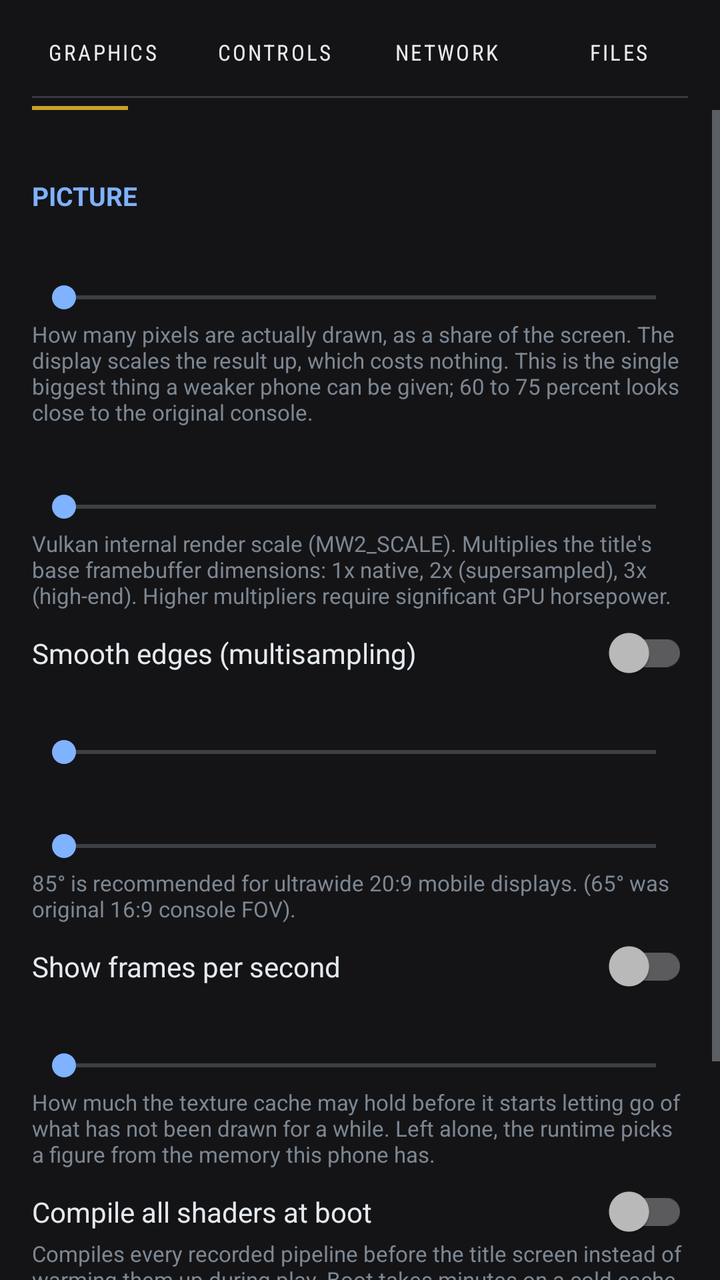
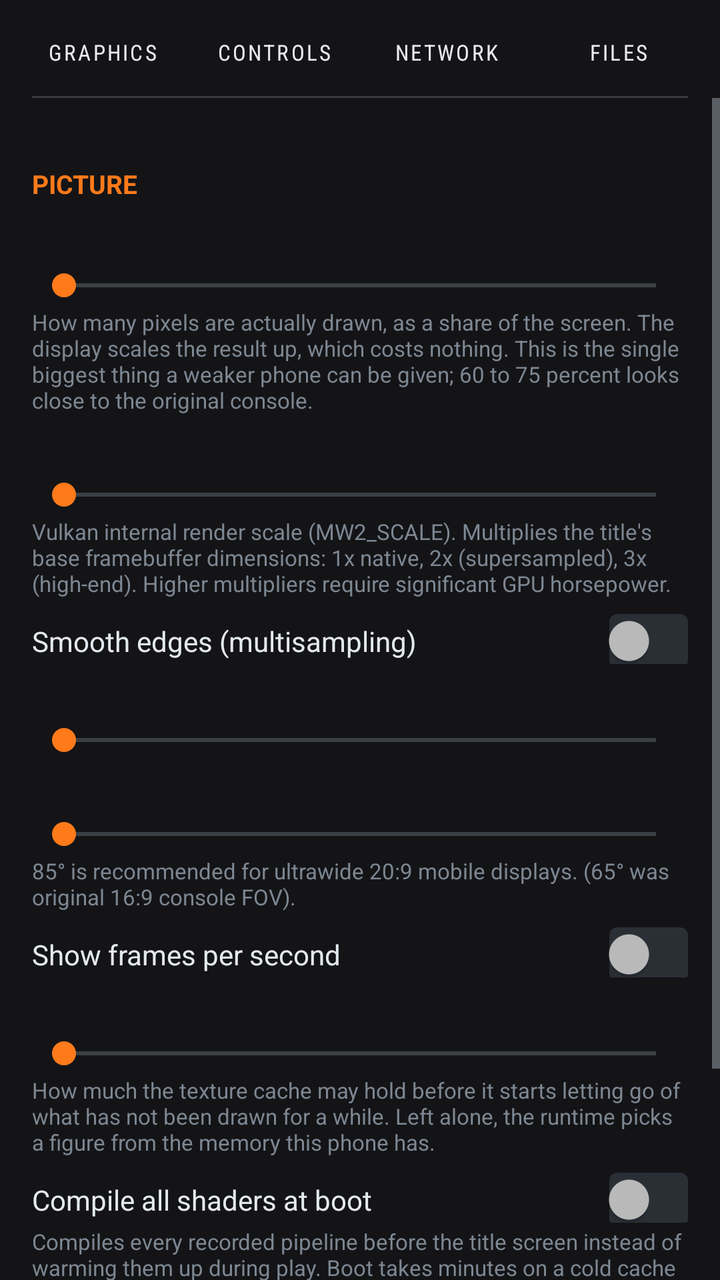

The first picture is an Android layout as it rendered before a commit; the second is the same layout after the commit. The layout source and the unified diff follow.
<!-- AndroidManifest.xml: application theme Theme.MW2 -->
<!-- res/layout/activity_settings.xml -->
<?xml version="1.0" encoding="utf-8"?>
<LinearLayout xmlns:android="http://schemas.android.com/apk/res/android"
    android:layout_width="match_parent"
    android:layout_height="match_parent"
    android:fitsSystemWindows="true"
    android:background="#141417"
    android:orientation="vertical">

    <LinearLayout
        android:id="@+id/tab_bar"
        android:layout_width="match_parent"
        android:layout_height="wrap_content"
        android:orientation="horizontal"
        android:paddingStart="8dp"
        android:paddingEnd="8dp"
        android:paddingTop="8dp"
        android:paddingBottom="0dp">

        <Button
            android:id="@+id/tab_graphics"
            android:layout_width="0dp"
            android:layout_height="wrap_content"
            android:layout_weight="1"
            android:minHeight="36dp"
            android:background="@android:color/transparent"
            android:gravity="center"
            android:text="@string/tab_graphics"
            android:textColor="#E8EAED"
            android:textSize="11sp"
            android:fontFamily="sans-serif-condensed"
            android:letterSpacing="0.1"
            android:stateListAnimator="@null" />

        <Button
            android:id="@+id/tab_controls"
            android:layout_width="0dp"
            android:layout_height="wrap_content"
            android:layout_weight="1"
            android:minHeight="36dp"
            android:background="@android:color/transparent"
            android:gravity="center"
            android:text="@string/tab_controls"
            android:textColor="#E8EAED"
            android:textSize="11sp"
            android:fontFamily="sans-serif-condensed"
            android:letterSpacing="0.1"
            android:stateListAnimator="@null" />

        <Button
            android:id="@+id/tab_network"
            android:layout_width="0dp"
            android:layout_height="wrap_content"
            android:layout_weight="1"
            android:minHeight="36dp"
            android:background="@android:color/transparent"
            android:gravity="center"
            android:text="@string/tab_network"
            android:textColor="#E8EAED"
            android:textSize="11sp"
            android:fontFamily="sans-serif-condensed"
            android:letterSpacing="0.1"
            android:stateListAnimator="@null" />

        <Button
            android:id="@+id/tab_files"
            android:layout_width="0dp"
            android:layout_height="wrap_content"
            android:layout_weight="1"
            android:minHeight="36dp"
            android:background="@android:color/transparent"
            android:gravity="center"
            android:text="@string/tab_files"
            android:textColor="#E8EAED"
            android:textSize="11sp"
            android:fontFamily="sans-serif-condensed"
            android:letterSpacing="0.1"
            android:stateListAnimator="@null" />
    </LinearLayout>

    <View
        android:layout_width="match_parent"
        android:layout_height="1dp"
        android:layout_marginStart="16dp"
        android:layout_marginEnd="16dp"
        android:layout_marginTop="4dp"
        android:background="#3A3A3E" />

    <View
        android:id="@+id/tab_rule"
        android:layout_width="48dp"
        android:layout_height="2dp"
        android:layout_marginStart="16dp"
        android:layout_marginTop="4dp"
        android:background="#C9A227" />

    <ScrollView
        android:layout_width="match_parent"
        android:layout_height="0dp"
        android:layout_weight="1"
        android:fillViewport="false">

        <LinearLayout
            android:layout_width="match_parent"
            android:layout_height="wrap_content"
            android:orientation="vertical"
            android:padding="16dp">

            
            <LinearLayout
                android:id="@+id/page_graphics"
                android:layout_width="match_parent"
                android:layout_height="wrap_content"
                android:orientation="vertical">

                <TextView
                    style="@style/SectionHeading"
                    android:layout_width="match_parent"
                    android:layout_height="wrap_content"
                    android:text="@string/section_picture" />

                <TextView
                    android:id="@+id/resolution_label"
                    style="@style/SettingLabel"
                    android:layout_width="match_parent"
                    android:layout_height="wrap_content" />

                <SeekBar
                    android:id="@+id/resolution"
                    android:layout_width="match_parent"
                    android:layout_height="wrap_content" />

                <TextView
                    style="@style/SettingHint"
                    android:layout_width="match_parent"
                    android:layout_height="wrap_content"
                    android:text="@string/resolution_hint" />

                <TextView
                    android:id="@+id/render_scale_label"
                    style="@style/SettingLabel"
                    android:layout_width="match_parent"
                    android:layout_height="wrap_content" />

                <SeekBar
                    android:id="@+id/render_scale"
                    android:layout_width="match_parent"
                    android:layout_height="wrap_content" />

                <TextView
                    style="@style/SettingHint"
                    android:layout_width="match_parent"
                    android:layout_height="wrap_content"
                    android:text="@string/render_scale_hint" />

                <androidx.appcompat.widget.SwitchCompat
                    android:id="@+id/msaa"
                    style="@style/SettingSwitch"
                    android:layout_width="match_parent"
                    android:layout_height="wrap_content"
                    android:text="@string/msaa" />

                    <TextView
        android:id="@+id/fps_limit_label"
        style="@style/SettingLabel"
        android:layout_width="match_parent"
        android:layout_height="wrap_content" />

    <SeekBar
        android:id="@+id/fps_limit"
        android:layout_width="match_parent"
        android:layout_height="wrap_content" />
                <TextView
                    android:id="@+id/fov_label"
                    style="@style/SettingLabel"
                    android:layout_width="match_parent"
                    android:layout_height="wrap_content" />

                <SeekBar
                    android:id="@+id/fov_slider"
                    android:layout_width="match_parent"
                    android:layout_height="wrap_content" />

                <TextView
                    style="@style/SettingHint"
                    android:layout_width="match_parent"
                    android:layout_height="wrap_content"
                    android:text="@string/fov_hint" />

                <androidx.appcompat.widget.SwitchCompat
                    android:id="@+id/stats"
                    style="@style/SettingSwitch"
                    android:layout_width="match_parent"
                    android:layout_height="wrap_content"
                    android:text="@string/show_stats" />

                <TextView
                    android:id="@+id/texture_label"
                    style="@style/SettingLabel"
                    android:layout_width="match_parent"
                    android:layout_height="wrap_content" />

                <SeekBar
                    android:id="@+id/texture_budget"
                    android:layout_width="match_parent"
                    android:layout_height="wrap_content" />

                <TextView
                    style="@style/SettingHint"
                    android:layout_width="match_parent"
                    android:layout_height="wrap_content"
                    android:text="@string/texture_hint" />

                <androidx.appcompat.widget.SwitchCompat
                    android:id="@+id/prewarm_all"
                    style="@style/SettingSwitch"
                    android:layout_width="match_parent"
                    android:layout_height="wrap_content"
                    android:text="@string/prewarm_all" />

                <TextView
                    style="@style/SettingHint"
                    android:layout_width="match_parent"
                    android:layout_height="wrap_content"
                    android:text="@string/prewarm_all_hint" />

                <TextView
                    style="@style/SectionHeading"
                    android:layout_width="match_parent"
                    android:layout_height="wrap_content"
                    android:text="@string/section_sound" />

                <androidx.appcompat.widget.SwitchCompat
                    android:id="@+id/audio"
                    style="@style/SettingSwitch"
                    android:layout_width="match_parent"
                    android:layout_height="wrap_content"
                    android:text="@string/audio_on" />
            </LinearLayout>

            
            <LinearLayout
                android:id="@+id/page_controls"
                android:layout_width="match_parent"
                android:layout_height="wrap_content"
                android:orientation="vertical"
                android:visibility="gone">

                <TextView
                    style="@style/SectionHeading"
                    android:layout_width="match_parent"
                    android:layout_height="wrap_content"
                    android:text="@string/section_controls" />

                <androidx.appcompat.widget.SwitchCompat
                    android:id="@+id/touch"
                    style="@style/SettingSwitch"
                    android:layout_width="match_parent"
                    android:layout_height="wrap_content"
                    android:text="@string/touch_controls" />

                <androidx.appcompat.widget.SwitchCompat
                    android:id="@+id/gamepad"
                    style="@style/SettingSwitch"
                    android:layout_width="match_parent"
                    android:layout_height="wrap_content"
                    android:text="@string/use_gamepad" />

                <TextView
                    style="@style/SettingHint"
                    android:layout_width="match_parent"
                    android:layout_height="wrap_content"
                    android:text="@string/gamepad_hint" />

                <androidx.appcompat.widget.SwitchCompat
                    android:id="@+id/vibration"
                    style="@style/SettingSwitch"
                    android:layout_width="match_parent"
                    android:layout_height="wrap_content"
                    android:text="@string/vibration" />

                <androidx.appcompat.widget.SwitchCompat
                    android:id="@+id/invert"
                    style="@style/SettingSwitch"
                    android:layout_width="match_parent"
                    android:layout_height="wrap_content"
                    android:text="@string/invert_look" />

                <TextView
                    android:id="@+id/look_x_label"
                    style="@style/SettingLabel"
                    android:layout_width="match_parent"
                    android:layout_height="wrap_content" />

                <SeekBar
                    android:id="@+id/look_x"
                    android:layout_width="match_parent"
                    android:layout_height="wrap_content" />

                <TextView
                    android:id="@+id/look_y_label"
                    style="@style/SettingLabel"
                    android:layout_width="match_parent"
                    android:layout_height="wrap_content" />

                <SeekBar
                    android:id="@+id/look_y"
                    android:layout_width="match_parent"
                    android:layout_height="wrap_content" />

                <TextView
                    android:id="@+id/smoothing_label"
                    style="@style/SettingLabel"
                    android:layout_width="match_parent"
                    android:layout_height="wrap_content" />

                <SeekBar
                    android:id="@+id/smoothing"
                    android:layout_width="match_parent"
                    android:layout_height="wrap_content" />

                <TextView
                    style="@style/SettingHint"
                    android:layout_width="match_parent"
                    android:layout_height="wrap_content"
                    android:text="@string/smoothing_hint" />

                <TextView
                    style="@style/SettingHint"
                    android:layout_width="match_parent"
                    android:layout_height="wrap_content"
                    android:layout_marginTop="10dp"
                    android:text="@string/edit_controls_where" />
            </LinearLayout>

            
            <LinearLayout
                android:id="@+id/page_network"
                android:layout_width="match_parent"
                android:layout_height="wrap_content"
                android:orientation="vertical"
                android:visibility="gone">

                <TextView
                    style="@style/SectionHeading"
                    android:layout_width="match_parent"
                    android:layout_height="wrap_content"
                    android:text="@string/tab_network" />

                <TextView
                    style="@style/SettingLabel"
                    android:layout_width="match_parent"
                    android:layout_height="wrap_content"
                    android:text="@string/player_name" />

                <EditText
                    android:id="@+id/player_name"
                    android:layout_width="match_parent"
                    android:layout_height="wrap_content"
                    android:hint="@string/player_name"
                    android:inputType="text"
                    android:maxLength="15"
                    android:singleLine="true"
                    android:textColor="#E2E8F0"
                    android:textColorHint="#64748B" />

                <TextView
                    style="@style/SettingHint"
                    android:layout_width="match_parent"
                    android:layout_height="wrap_content"
                    android:text="@string/player_name_hint" />

                <androidx.appcompat.widget.SwitchCompat
                    android:id="@+id/lan_accept"
                    style="@style/SettingSwitch"
                    android:layout_width="match_parent"
                    android:layout_height="wrap_content"
                    android:text="@string/lan_accept" />

                <TextView
                    style="@style/SettingHint"
                    android:layout_width="match_parent"
                    android:layout_height="wrap_content"
                    android:text="@string/lan_accept_hint" />

                <TextView
                    style="@style/SettingLabel"
                    android:layout_width="match_parent"
                    android:layout_height="wrap_content"
                    android:text="@string/lan_iface" />

                <EditText
                    android:id="@+id/lan_iface"
                    android:layout_width="match_parent"
                    android:layout_height="wrap_content"
                    android:hint="@string/lan_iface"
                    android:inputType="text"
                    android:maxLength="64"
                    android:singleLine="true"
                    android:textColor="#E2E8F0"
                    android:textColorHint="#64748B" />

                <TextView
                    style="@style/SettingHint"
                    android:layout_width="match_parent"
                    android:layout_height="wrap_content"
                    android:text="@string/lan_iface_hint" />
            </LinearLayout>

            
            <LinearLayout
                android:id="@+id/page_files"
                android:layout_width="match_parent"
                android:layout_height="wrap_content"
                android:orientation="vertical"
                android:visibility="gone">

                <TextView
                    style="@style/SectionHeading"
                    android:layout_width="match_parent"
                    android:layout_height="wrap_content"
                    android:text="@string/section_files" />

                <TextView
                    android:id="@+id/paths"
                    style="@style/SettingHint"
                    android:layout_width="match_parent"
                    android:layout_height="wrap_content" />

                <Button
                    android:id="@+id/forget"
                    android:layout_width="match_parent"
                    android:layout_height="wrap_content"
                    android:layout_marginTop="10dp"
                    android:text="@string/forget_install" />

                <TextView
                    style="@style/SectionHeading"
                    android:layout_width="match_parent"
                    android:layout_height="wrap_content"
                    android:text="@string/section_storage" />

                <TextView
                    android:id="@+id/storage"
                    style="@style/SettingHint"
                    android:layout_width="match_parent"
                    android:layout_height="wrap_content"
                    android:text="@string/storage_computing" />

                <Button
                    android:id="@+id/clear_shaders"
                    android:layout_width="match_parent"
                    android:layout_height="wrap_content"
                    android:layout_marginTop="10dp"
                    android:text="@string/clear_shaders" />

                <Button
                    android:id="@+id/clear_logs"
                    android:layout_width="match_parent"
                    android:layout_height="wrap_content"
                    android:layout_marginTop="10dp"
                    android:text="@string/clear_logs" />

                <Button
                    android:id="@+id/install_mods"
                    android:layout_width="match_parent"
                    android:layout_height="wrap_content"
                    android:layout_marginTop="10dp"
                    android:text="@string/install_mods" />

                <TextView
                    style="@style/SettingHint"
                    android:layout_width="match_parent"
                    android:layout_height="wrap_content"
                    android:text="@string/install_mods_hint" />
            </LinearLayout>
        </LinearLayout>
    </ScrollView>
</LinearLayout>
<!-- resources referenced by this layout -->
<resources>
  <string name="audio_on">Sound</string>
  <string name="clear_logs">Clear logs</string>
  <string name="clear_shaders">Clear shader cache</string>
  <string name="forget_install">Forget the installed files</string>
  <string name="install_mods">Install mod files</string>
  <string name="invert_look">Invert looking up and down</string>
  <string name="lan_accept">Accept network invites automatically</string>
  <string name="lan_iface">Announced adapter (blank = auto)</string>
  <string name="msaa">Smooth edges (multisampling)</string>
  <string name="player_name">Network player name</string>
  <string name="prewarm_all">Compile all shaders at boot</string>
  <string name="section_controls">Controls</string>
  <string name="section_files">Game files</string>
  <string name="section_picture">Picture</string>
  <string name="section_sound">Sound</string>
  <string name="section_storage">Storage</string>
  <string name="show_stats">Show frames per second</string>
  <string name="storage_computing">Measuring…</string>
  <string name="tab_controls">CONTROLS</string>
  <string name="tab_files">FILES</string>
  <string name="tab_graphics">GRAPHICS</string>
  <string name="tab_network">NETWORK</string>
  <string name="touch_controls">On-screen controls</string>
  <string name="use_gamepad">Use a physical controller</string>
  <string name="vibration">Vibration</string>
  <style name="SectionHeading">
          <item name="android:paddingTop">18dp</item>
          <item name="android:paddingBottom">4dp</item>
          <item name="android:textColor">#7FB2FF</item>
          <item name="android:textSize">13sp</item>
          <item name="android:textStyle">bold</item>
          <item name="android:textAllCaps">true</item>
      </style>
  <style name="SettingSwitch">
          <item name="android:paddingTop">10dp</item>
          <item name="android:paddingBottom">2dp</item>
          <item name="android:textColor">#E4E9EE</item>
          <item name="android:textSize">14sp</item>
      </style>
  <style name="Theme.MW2" parent="Theme.AppCompat.NoActionBar">
          <item name="android:fontFamily">sans-serif</item>
          <item name="android:windowBackground">#0B0E12</item>
          <item name="colorPrimary">#1B2129</item>
          <item name="colorPrimaryDark">#0B0E12</item>
          <item name="colorAccent">#7FB2FF</item>
          <item name="android:textColorPrimary">#F0F3F6</item>
          <item name="android:textColorSecondary">#9AA5B1</item>
      </style>
  <!-- unchanged entries left out for length: 14 -->
</resources>

<!-- the commit's change to res/layout/activity_settings.xml (unified diff, before → after) -->
@@ -91,7 +91,7 @@
         android:layout_height="2dp"
         android:layout_marginStart="16dp"
         android:layout_marginTop="4dp"
-        android:background="#C9A227" />
+        android:visibility="gone" />
 
     <ScrollView
         android:layout_width="match_parent"
<!-- resource entries referenced after the edit -->
@@ -28,7 +28,7 @@
   <style name="SectionHeading">
           <item name="android:paddingTop">18dp</item>
           <item name="android:paddingBottom">4dp</item>
-          <item name="android:textColor">#7FB2FF</item>
+          <item name="android:textColor">#FF7A1A</item>
           <item name="android:textSize">13sp</item>
           <item name="android:textStyle">bold</item>
           <item name="android:textAllCaps">true</item>
@@ -38,16 +38,54 @@
           <item name="android:paddingBottom">2dp</item>
           <item name="android:textColor">#E4E9EE</item>
           <item name="android:textSize">14sp</item>
+          <item name="track">@drawable/switch_track</item>
+          <item name="thumb">@drawable/switch_thumb</item>
       </style>
   <style name="Theme.MW2" parent="Theme.AppCompat.NoActionBar">
           <item name="android:fontFamily">sans-serif</item>
           <item name="android:windowBackground">#0B0E12</item>
           <item name="colorPrimary">#1B2129</item>
           <item name="colorPrimaryDark">#0B0E12</item>
-          <item name="colorAccent">#7FB2FF</item>
+          <item name="colorAccent">#FF7A1A</item>
           <item name="android:textColorPrimary">#F0F3F6</item>
           <item name="android:textColorSecondary">#9AA5B1</item>
       </style>
+  <!-- drawable switch_track (drawable) -->
+  <?xml version="1.0" encoding="utf-8"?>
+  <selector xmlns:android="http://schemas.android.com/apk/res/android">
+      <item android:state_checked="true">
+          <shape android:shape="rectangle">
+              <solid android:color="#FF7A1A" />
+              <corners android:radius="4dp" />
+          </shape>
+      </item>
+      <item>
+          <shape android:shape="rectangle">
+              <solid android:color="#2A2F36" />
+              <corners android:radius="4dp" />
+          </shape>
+      </item>
+  </selector>
+  <!-- drawable switch_thumb (drawable) -->
+  <?xml version="1.0" encoding="utf-8"?>
+  <selector xmlns:android="http://schemas.android.com/apk/res/android">
+      <item android:state_checked="true">
+          <shape android:shape="rectangle">
+              <solid android:color="#FFFFFF" />
+              <size android:width="22dp" android:height="22dp" />
+              <corners android:radius="3dp" />
+              <stroke android:width="2dp" android:color="#00000000" />
+          </shape>
+      </item>
+      <item>
+          <shape android:shape="rectangle">
+              <solid android:color="#9AA5B1" />
+              <size android:width="22dp" android:height="22dp" />
+              <corners android:radius="3dp" />
+              <stroke android:width="2dp" android:color="#00000000" />
+          </shape>
+      </item>
+  </selector>
   <!-- unchanged entries left out for length: 14 -->
 </resources>
 
